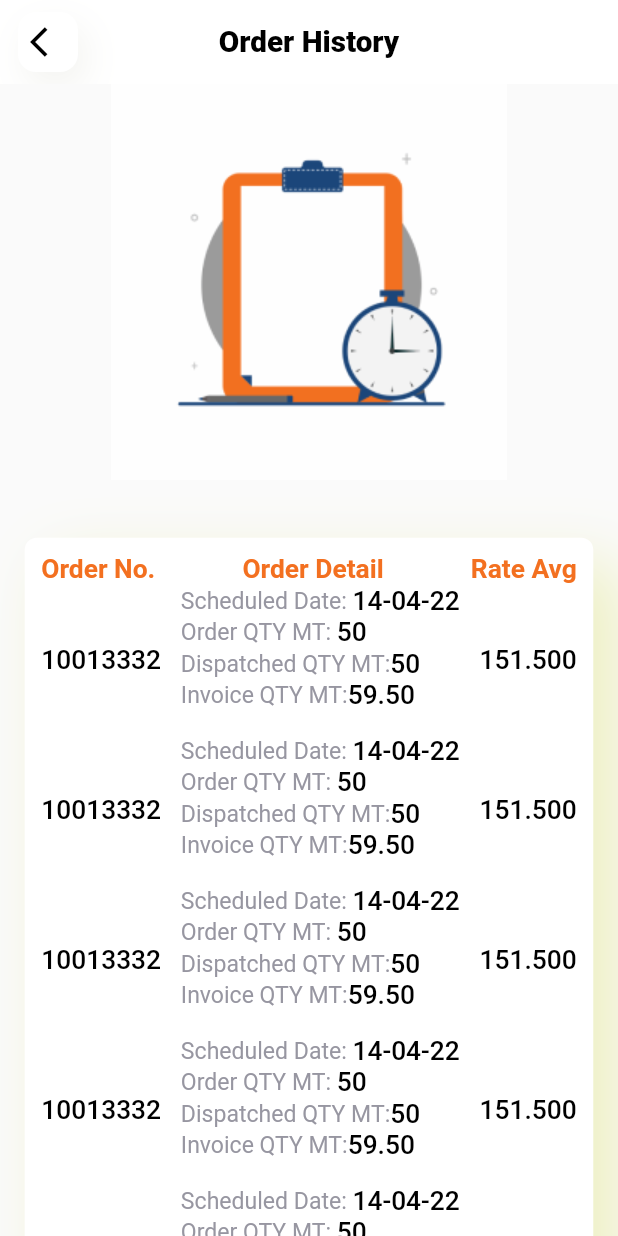
After one commit to KhubaibJamal/arcana, a Flutter app: the OrderHistoryScreen screen opened by its route, on a phone screen of 412 x 824 dp. The commit adds this screen. Run offline on Flutter 3.47's test engine with Material 2 defaults, Android fonts, the phone set to English and light mode, and no system bars; our stand-ins replace flutter_svg, percent_indicator, syncfusion_flutter_charts.

Commit message:
order history screen

```diff
--- a/lib/route.dart
+++ b/lib/route.dart
@@ -1,6 +1,7 @@
 import 'package:agha_steel/screens/about/about_screen.dart';
 import 'package:agha_steel/screens/home/home_screen.dart';
 import 'package:agha_steel/screens/login/login_screen.dart';
+import 'package:agha_steel/screens/order%20history/order_history_screen.dart';
 import 'package:agha_steel/screens/phone/phone_registration.dart';
 import 'package:agha_steel/screens/profile/profile_screen.dart';
 import 'package:agha_steel/screens/scheduled%20order/order%20detail/complete%20order%20detail/complete_order_detail.dart';
@@ -25,4 +26,5 @@ final Map<String, WidgetBuilder> routes = {
   CompleteOrderDetail.routeName: (context) => CompleteOrderDetail(),
   OrderDetail.routeName: (context) => OrderDetail(),
   OrderTrack.routeName: (context) => OrderTrack(),
+  OrderHistoryScreen.routeName: (context) => OrderHistoryScreen(),
 };
--- a/lib/screens/home/component/home_drawer.dart
+++ b/lib/screens/home/component/home_drawer.dart
@@ -1,5 +1,6 @@
 import 'package:agha_steel/component/default_button.dart';
 import 'package:agha_steel/screens/home/home_screen.dart';
+import 'package:agha_steel/screens/order%20history/order_history_screen.dart';
 import 'package:agha_steel/screens/scheduled%20order/scheduled_order_screen.dart';
 import 'package:agha_steel/size_config.dart';
 import 'package:flutter/material.dart';
@@ -57,6 +58,9 @@ class HomeDrawer extends StatelessWidget {
                   leading: SvgPicture.asset('assets/icons/account history.svg'),
                 ),
                 ListTile(
+                  onTap: () {
+                    Navigator.pushNamed(context, OrderHistoryScreen.routeName);
+                  },
                   title: Text(
                     "Order History",
                     style: TextStyle(
--- /dev/null
+++ b/lib/screens/order history/component/body.dart
@@ -0,0 +1,21 @@
+import 'package:flutter/material.dart';
+
+import '../../../size_config.dart';
+import 'order_history_table.dart';
+
+class Body extends StatelessWidget {
+  const Body({super.key});
+
+  @override
+  Widget build(BuildContext context) {
+    return SingleChildScrollView(
+      child: Column(
+        children: [
+          Center(child: Image.asset('assets/images/order history.png')),
+          SizedBox(height: getProportionateScreenWidth(20)),
+          const OrderHistoryTable(),
+        ],
+      ),
+    );
+  }
+}
--- /dev/null
+++ b/lib/screens/order history/component/order_history_table.dart
@@ -0,0 +1,95 @@
+import 'package:flutter/material.dart';
+
+import '../../../const.dart';
+import '../../../size_config.dart';
+
+class OrderHistoryTable extends StatelessWidget {
+  const OrderHistoryTable({super.key});
+
+  @override
+  Widget build(BuildContext context) {
+    return Padding(
+      padding: EdgeInsets.all(getProportionateScreenWidth(15)),
+      child: Container(
+        padding: EdgeInsets.all(getProportionateScreenWidth(10.0)),
+        decoration: BoxDecoration(
+          color: const Color(0xFFFFFFFF),
+          borderRadius: BorderRadius.circular(8),
+          boxShadow: [
+            BoxShadow(
+              offset: const Offset(18, 18),
+              blurRadius: 36,
+              color: const Color(0xFFD3D1D840).withOpacity(0.3),
+            ),
+          ],
+        ),
+        child: Column(
+          children: [
+            Row(
+              mainAxisAlignment: MainAxisAlignment.spaceBetween,
+              children: [
+                Text("Order No.", style: tableHeadingStyle),
+                Text("Order Detail", style: tableHeadingStyle),
+                Text("Rate Avg", style: tableHeadingStyle),
+              ],
+            ),
+            ...List.generate(5, (index) {
+              return Row(
+                mainAxisAlignment: MainAxisAlignment.spaceBetween,
+                children: [
+                  Text("10013332", style: tableColumnStyle),
+                  Column(
+                    children: [
+                      Column(
+                        crossAxisAlignment: CrossAxisAlignment.start,
+                        children: [
+                          Row(
+                            mainAxisAlignment: MainAxisAlignment.spaceBetween,
+                            children: [
+                              Text("Scheduled Date: ",
+                                  style: scheduledOrderSubTitleText),
+                              Text("14-04-22", style: tableColumnStyle),
+                            ],
+                          ),
+                          Row(
+                            mainAxisAlignment: MainAxisAlignment.spaceBetween,
+                            children: [
+                              Text("Order QTY MT: ",
+                                  style: scheduledOrderSubTitleText),
+                              Text("50", style: tableColumnStyle),
+                            ],
+                          ),
+                          Row(
+                            mainAxisAlignment: MainAxisAlignment.spaceBetween,
+                            children: [
+                              Text("Dispatched QTY MT:",
+                                  style: scheduledOrderSubTitleText),
+                              Text("50", style: tableColumnStyle),
+                            ],
+                          ),
+                          Row(
+                            mainAxisAlignment: MainAxisAlignment.spaceBetween,
+                            children: [
+                              Text("Invoice QTY MT:",
+                                  style: scheduledOrderSubTitleText),
+                              Text("59.50", style: tableColumnStyle),
+                            ],
+                          ),
+                          const Divider(
+                            thickness: 1.5,
+                            color: kSecondaryTextColor,
+                          ),
+                        ],
+                      ),
+                    ],
+                  ),
+                  Text("151.500", style: tableColumnStyle),
+                ],
+              );
+            }),
+          ],
+        ),
+      ),
+    );
+  }
+}
--- /dev/null
+++ b/lib/screens/order history/order_history_screen.dart
@@ -0,0 +1,28 @@
+import 'package:agha_steel/screens/order%20history/component/body.dart';
+import 'package:flutter/material.dart';
+
+import '../../component/icon_container.dart';
+import '../../component/screen_title.dart';
+import '../../const.dart';
+
+class OrderHistoryScreen extends StatelessWidget {
+  static String routeName = '/order_history';
+
+  @override
+  Widget build(BuildContext context) {
+    return Scaffold(
+      appBar: AppBar(
+        centerTitle: true,
+        leading: const Padding(
+          padding: EdgeInsets.only(left: 12.0),
+          child: IconContainer(),
+        ),
+        title: const ScreenTitle(
+          title: "Order History",
+          textColor: kTextColor,
+        ),
+      ),
+      body: const Body(),
+    );
+  }
+}
--- a/lib/screens/scheduled order/order detail/table_container.dart
+++ b/lib/screens/scheduled order/order detail/table_container.dart
@@ -14,7 +14,6 @@ class TableContainer extends StatelessWidget {
       padding: EdgeInsets.all(getProportionateScreenWidth(10.0)),
       decoration: BoxDecoration(
         color: const Color(0xFFFFFFFF),
-        // color: Colors.red,
         borderRadius: BorderRadius.circular(8),
         boxShadow: [
           BoxShadow(
@@ -41,14 +40,12 @@ class TableContainer extends StatelessWidget {
                 4: FlexColumnWidth(3),
               },
               children: [
-                TableRow(
-                    // decoration: BoxDecoration(color: Colors.red),
-                    children: [
-                      Text("Name/size", style: tableHeadingStyle),
-                      Text("Qty", style: tableHeadingStyle),
-                      Text("Deliver Qty", style: tableHeadingStyle),
-                      Text("Rate", style: tableHeadingStyle),
-                    ]),
+                TableRow(children: [
+                  Text("Name/size", style: tableHeadingStyle),
+                  Text("Qty", style: tableHeadingStyle),
+                  Text("Deliver Qty", style: tableHeadingStyle),
+                  Text("Rate", style: tableHeadingStyle),
+                ]),
                 TableRow(children: [
                   Text("Steel Bar/2", style: tableColumnStyle),
                   Text("10x", style: tableColumnStyle),
@@ -76,7 +73,6 @@ class TableContainer extends StatelessWidget {
               ],
             ),
           ),
-          // SizedBox(height: getProportionateScreenWidth(20)),
         ],
       ),
     );
```
Also changed, not shown: assets/images/order history.png (added).
